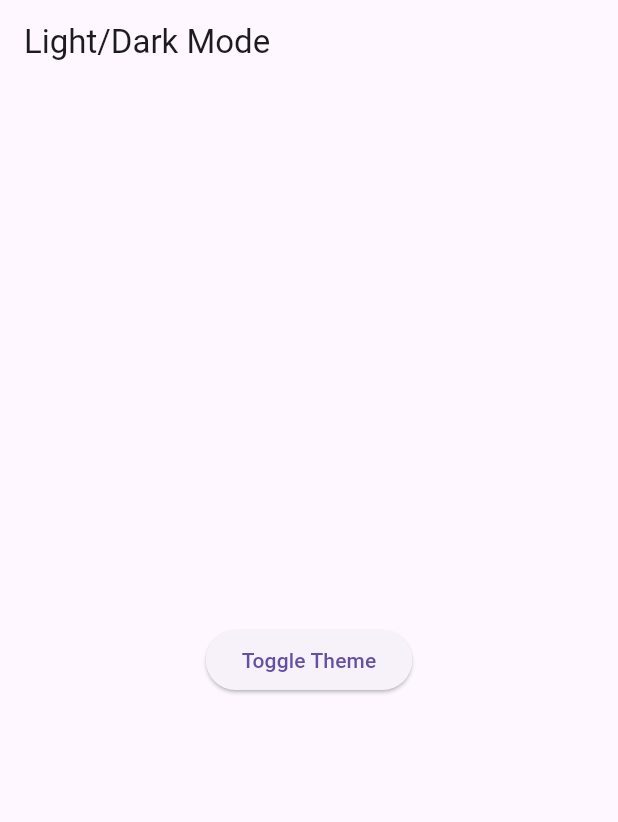
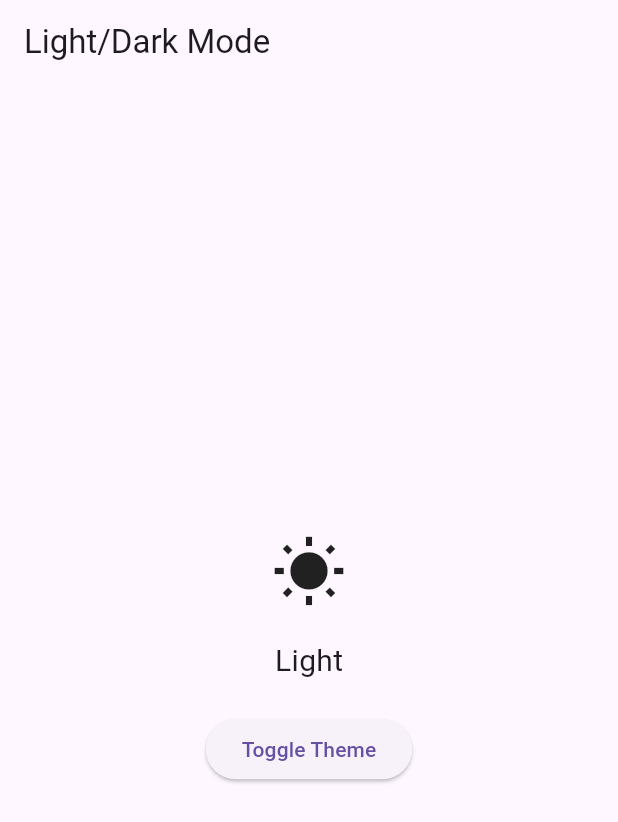
Before and after one commit to SeeVetri/Intern_Project_1, a Flutter app: the screen it shows after launch, on a phone screen of 412 x 824 dp. Shown: the top 822 px of the screen. Run offline on Flutter 3.47's test engine with Material 3 defaults, Android fonts, the phone set to English and light mode, and no system bars.

Commit message:
first commit

```diff
--- a/lib/main.dart
+++ b/lib/main.dart
@@ -1,6 +1,6 @@
-import 'package:demo_project/theme_mode_provider.dart';
 import 'package:flutter/material.dart';
 import 'package:provider/provider.dart';
+import 'package:demo_project/theme_mode_provider.dart';
 
 void main() {
   runApp(MyApp());
@@ -37,11 +37,26 @@ class HomeScreen extends StatelessWidget {
       body: Center(
         child: Consumer<ThemeModeProvider>(
           builder: (context, themeModeProvider, _) {
-            return ElevatedButton(
-              onPressed: () {
-                themeModeProvider.toggleTheme();
-              },
-              child: Text('Toggle Theme'),
+            IconData iconData = themeModeProvider.themeMode == ThemeModeType.light
+                ? Icons.wb_sunny
+                : Icons.nightlight_round;
+            String text = themeModeProvider.themeMode == ThemeModeType.light
+                ? 'Light'
+                : 'Dark';
+            return Column(
+              mainAxisAlignment: MainAxisAlignment.center,
+              children: [
+                Icon(iconData, size: 50), // Display moon or sun icon
+                SizedBox(height: 20),
+                Text(text, style: TextStyle(fontSize: 20)), // Display "Dark" or "Light" text
+                SizedBox(height: 20),
+                ElevatedButton(
+                  onPressed: () {
+                    themeModeProvider.toggleTheme();
+                  },
+                  child: Text('Toggle Theme'),
+                ),
+              ],
             );
           },
         ),
```
